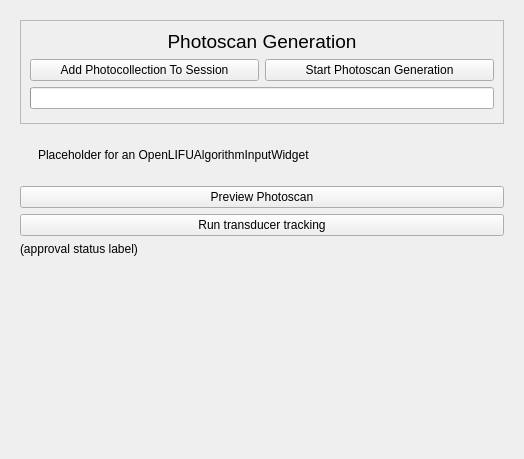
First picture: the form in OpenLIFUTransducerTracker/Resources/UI/OpenLIFUTransducerTracker.ui, repository OpenwaterHealth/SlicerOpenLIFU, before the edit.
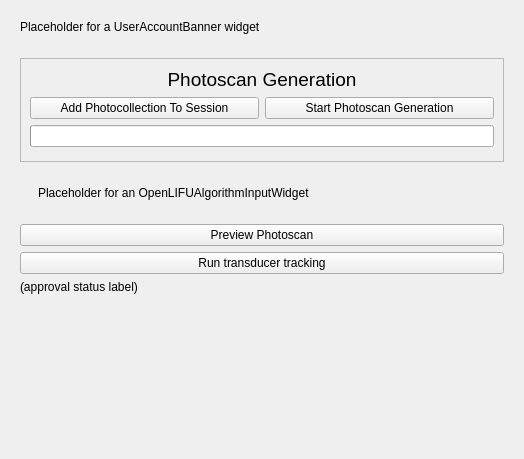
Second picture: the form after the edit. Custom widgets are drawn as their Qt base class.

Commit message: Inject user account banner into modules and revise login update mechanism (#197)

```diff
--- a/OpenLIFUTransducerTracker/Resources/UI/OpenLIFUTransducerTracker.ui
+++ b/OpenLIFUTransducerTracker/Resources/UI/OpenLIFUTransducerTracker.ui
@@ -11,6 +11,19 @@
    </rect>
   </property>
   <layout class="QVBoxLayout" name="verticalLayout">
+   <item>
+    <widget class="QWidget" name="userAccountBannerPlaceholder" native="true">
+     <layout class="QVBoxLayout" name="verticalLayout_5">
+      <item>
+       <widget class="QLabel" name="userAccountBannerPlaceholderLabel">
+        <property name="text">
+         <string>Placeholder for a UserAccountBanner widget</string>
+        </property>
+       </widget>
+      </item>
+     </layout>
+    </widget>
+   </item>
    <item>
     <widget class="QWidget" name="permissionsWidget" native="true">
      <property name="slicer.openlifu.allowed-roles" stdset="0">
```
The commit also changes 13 other files.
